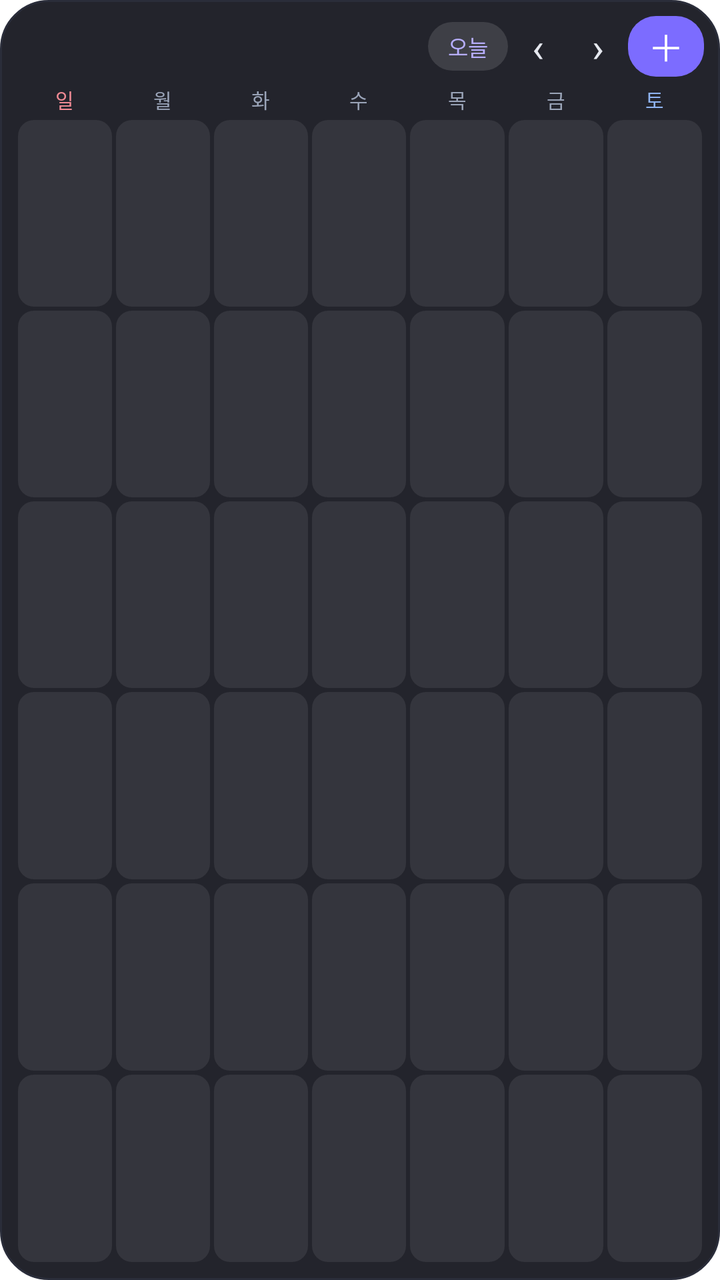
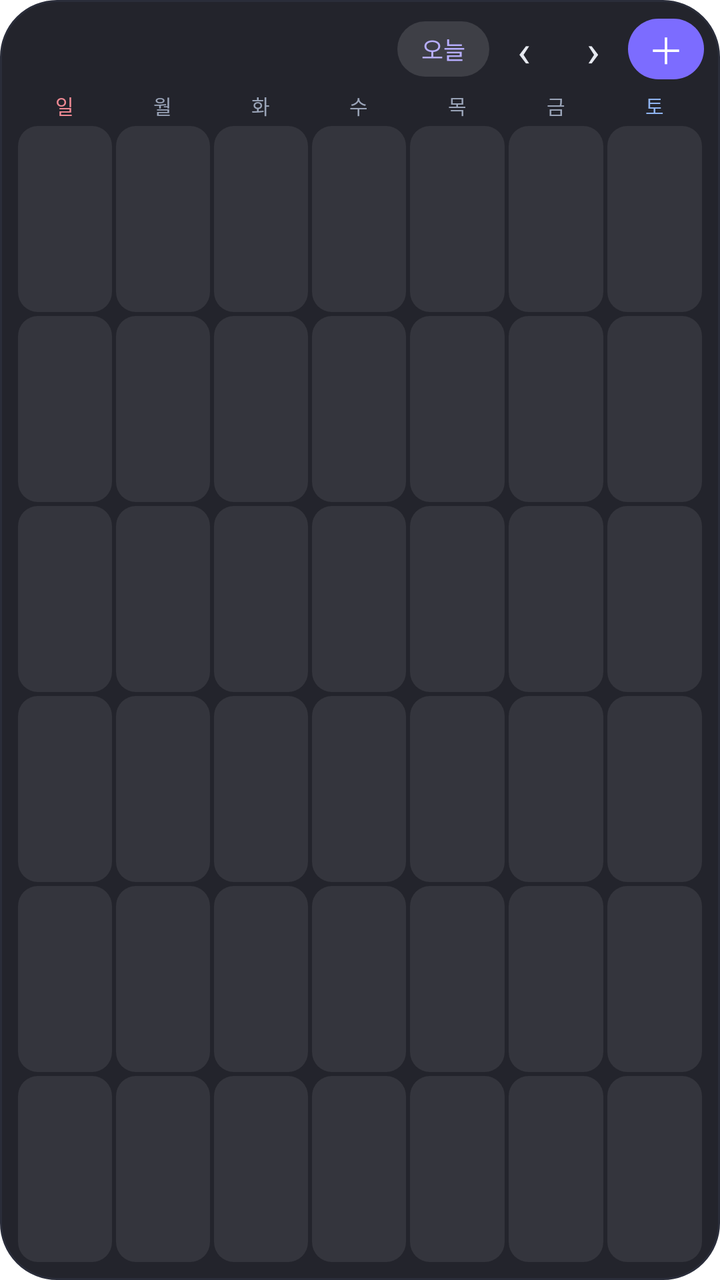

Before-and-after screenshots of an Android layout around one commit, followed by the original layout XML and the change that was made.
<!-- AndroidManifest.xml: fallback theme Theme.MaterialComponents.DayNight.NoActionBar -->
<!-- res/layout/month_widget.xml -->
<?xml version="1.0" encoding="utf-8"?>
<LinearLayout xmlns:android="http://schemas.android.com/apk/res/android"
    android:id="@+id/m_root"
    android:layout_width="match_parent"
    android:layout_height="match_parent"
    android:orientation="vertical"
    android:padding="8dp"
    android:background="@drawable/widget_bg">

    <LinearLayout android:layout_width="match_parent" android:layout_height="wrap_content" android:orientation="horizontal" android:gravity="center_vertical" android:paddingBottom="4dp">
        <TextView android:id="@+id/m_title" android:layout_width="0dp" android:layout_height="wrap_content" android:layout_weight="1" android:paddingLeft="6dp" android:textColor="#FFF1F3F8" android:textSize="16sp" android:textStyle="bold" />
        <TextView android:id="@+id/m_today" android:layout_width="wrap_content" android:layout_height="wrap_content" android:text="오늘" android:textSize="11sp" android:textColor="#FFB7AEFF" android:paddingLeft="10dp" android:paddingRight="10dp" android:paddingTop="4dp" android:paddingBottom="4dp" android:background="@drawable/w_btn" />
        <TextView android:id="@+id/m_prev" android:layout_width="wrap_content" android:layout_height="wrap_content" android:text="‹" android:textSize="20sp" android:textColor="#FFE6E9F0" android:paddingLeft="12dp" android:paddingRight="12dp" />
        <TextView android:id="@+id/m_next" android:layout_width="wrap_content" android:layout_height="wrap_content" android:text="›" android:textSize="20sp" android:textColor="#FFE6E9F0" android:paddingLeft="12dp" android:paddingRight="12dp" />
        <TextView android:id="@+id/m_add" android:layout_width="wrap_content" android:layout_height="wrap_content" android:text="＋" android:textSize="18sp" android:textColor="#FFFFFFFF" android:paddingLeft="10dp" android:paddingRight="10dp" android:paddingTop="2dp" android:paddingBottom="2dp" android:background="@drawable/w_btn_accent" />
    </LinearLayout>

    <LinearLayout android:layout_width="match_parent" android:layout_height="wrap_content" android:orientation="horizontal" android:paddingBottom="2dp">
            <TextView android:layout_width="0dp" android:layout_height="wrap_content" android:layout_weight="1" android:gravity="center" android:text="일" android:textSize="10sp" android:textColor="#FFF08A94" />
            <TextView android:layout_width="0dp" android:layout_height="wrap_content" android:layout_weight="1" android:gravity="center" android:text="월" android:textSize="10sp" android:textColor="#FF9AA4B8" />
            <TextView android:layout_width="0dp" android:layout_height="wrap_content" android:layout_weight="1" android:gravity="center" android:text="화" android:textSize="10sp" android:textColor="#FF9AA4B8" />
            <TextView android:layout_width="0dp" android:layout_height="wrap_content" android:layout_weight="1" android:gravity="center" android:text="수" android:textSize="10sp" android:textColor="#FF9AA4B8" />
            <TextView android:layout_width="0dp" android:layout_height="wrap_content" android:layout_weight="1" android:gravity="center" android:text="목" android:textSize="10sp" android:textColor="#FF9AA4B8" />
            <TextView android:layout_width="0dp" android:layout_height="wrap_content" android:layout_weight="1" android:gravity="center" android:text="금" android:textSize="10sp" android:textColor="#FF9AA4B8" />
            <TextView android:layout_width="0dp" android:layout_height="wrap_content" android:layout_weight="1" android:gravity="center" android:text="토" android:textSize="10sp" android:textColor="#FF8FB4F2" />
    </LinearLayout>

        <LinearLayout android:layout_width="match_parent" android:layout_height="0dp" android:layout_weight="1" android:orientation="horizontal">
            <TextView android:id="@+id/c0" android:layout_width="0dp" android:layout_height="match_parent" android:layout_weight="1" android:layout_margin="1dp" android:padding="3dp" android:maxLines="4" android:ellipsize="end" android:textSize="9sp" android:textColor="#FFE6E9F0" android:background="@drawable/w_cell" />
            <TextView android:id="@+id/c1" android:layout_width="0dp" android:layout_height="match_parent" android:layout_weight="1" android:layout_margin="1dp" android:padding="3dp" android:maxLines="4" android:ellipsize="end" android:textSize="9sp" android:textColor="#FFE6E9F0" android:background="@drawable/w_cell" />
            <TextView android:id="@+id/c2" android:layout_width="0dp" android:layout_height="match_parent" android:layout_weight="1" android:layout_margin="1dp" android:padding="3dp" android:maxLines="4" android:ellipsize="end" android:textSize="9sp" android:textColor="#FFE6E9F0" android:background="@drawable/w_cell" />
            <TextView android:id="@+id/c3" android:layout_width="0dp" android:layout_height="match_parent" android:layout_weight="1" android:layout_margin="1dp" android:padding="3dp" android:maxLines="4" android:ellipsize="end" android:textSize="9sp" android:textColor="#FFE6E9F0" android:background="@drawable/w_cell" />
            <TextView android:id="@+id/c4" android:layout_width="0dp" android:layout_height="match_parent" android:layout_weight="1" android:layout_margin="1dp" android:padding="3dp" android:maxLines="4" android:ellipsize="end" android:textSize="9sp" android:textColor="#FFE6E9F0" android:background="@drawable/w_cell" />
            <TextView android:id="@+id/c5" android:layout_width="0dp" android:layout_height="match_parent" android:layout_weight="1" android:layout_margin="1dp" android:padding="3dp" android:maxLines="4" android:ellipsize="end" android:textSize="9sp" android:textColor="#FFE6E9F0" android:background="@drawable/w_cell" />
            <TextView android:id="@+id/c6" android:layout_width="0dp" android:layout_height="match_parent" android:layout_weight="1" android:layout_margin="1dp" android:padding="3dp" android:maxLines="4" android:ellipsize="end" android:textSize="9sp" android:textColor="#FFE6E9F0" android:background="@drawable/w_cell" />
        </LinearLayout>
        <LinearLayout android:layout_width="match_parent" android:layout_height="0dp" android:layout_weight="1" android:orientation="horizontal">
            <TextView android:id="@+id/c7" android:layout_width="0dp" android:layout_height="match_parent" android:layout_weight="1" android:layout_margin="1dp" android:padding="3dp" android:maxLines="4" android:ellipsize="end" android:textSize="9sp" android:textColor="#FFE6E9F0" android:background="@drawable/w_cell" />
            <TextView android:id="@+id/c8" android:layout_width="0dp" android:layout_height="match_parent" android:layout_weight="1" android:layout_margin="1dp" android:padding="3dp" android:maxLines="4" android:ellipsize="end" android:textSize="9sp" android:textColor="#FFE6E9F0" android:background="@drawable/w_cell" />
            <TextView android:id="@+id/c9" android:layout_width="0dp" android:layout_height="match_parent" android:layout_weight="1" android:layout_margin="1dp" android:padding="3dp" android:maxLines="4" android:ellipsize="end" android:textSize="9sp" android:textColor="#FFE6E9F0" android:background="@drawable/w_cell" />
            <TextView android:id="@+id/c10" android:layout_width="0dp" android:layout_height="match_parent" android:layout_weight="1" android:layout_margin="1dp" android:padding="3dp" android:maxLines="4" android:ellipsize="end" android:textSize="9sp" android:textColor="#FFE6E9F0" android:background="@drawable/w_cell" />
            <TextView android:id="@+id/c11" android:layout_width="0dp" android:layout_height="match_parent" android:layout_weight="1" android:layout_margin="1dp" android:padding="3dp" android:maxLines="4" android:ellipsize="end" android:textSize="9sp" android:textColor="#FFE6E9F0" android:background="@drawable/w_cell" />
            <TextView android:id="@+id/c12" android:layout_width="0dp" android:layout_height="match_parent" android:layout_weight="1" android:layout_margin="1dp" android:padding="3dp" android:maxLines="4" android:ellipsize="end" android:textSize="9sp" android:textColor="#FFE6E9F0" android:background="@drawable/w_cell" />
            <TextView android:id="@+id/c13" android:layout_width="0dp" android:layout_height="match_parent" android:layout_weight="1" android:layout_margin="1dp" android:padding="3dp" android:maxLines="4" android:ellipsize="end" android:textSize="9sp" android:textColor="#FFE6E9F0" android:background="@drawable/w_cell" />
        </LinearLayout>
        <LinearLayout android:layout_width="match_parent" android:layout_height="0dp" android:layout_weight="1" android:orientation="horizontal">
            <TextView android:id="@+id/c14" android:layout_width="0dp" android:layout_height="match_parent" android:layout_weight="1" android:layout_margin="1dp" android:padding="3dp" android:maxLines="4" android:ellipsize="end" android:textSize="9sp" android:textColor="#FFE6E9F0" android:background="@drawable/w_cell" />
            <TextView android:id="@+id/c15" android:layout_width="0dp" android:layout_height="match_parent" android:layout_weight="1" android:layout_margin="1dp" android:padding="3dp" android:maxLines="4" android:ellipsize="end" android:textSize="9sp" android:textColor="#FFE6E9F0" android:background="@drawable/w_cell" />
            <TextView android:id="@+id/c16" android:layout_width="0dp" android:layout_height="match_parent" android:layout_weight="1" android:layout_margin="1dp" android:padding="3dp" android:maxLines="4" android:ellipsize="end" android:textSize="9sp" android:textColor="#FFE6E9F0" android:background="@drawable/w_cell" />
            <TextView android:id="@+id/c17" android:layout_width="0dp" android:layout_height="match_parent" android:layout_weight="1" android:layout_margin="1dp" android:padding="3dp" android:maxLines="4" android:ellipsize="end" android:textSize="9sp" android:textColor="#FFE6E9F0" android:background="@drawable/w_cell" />
            <TextView android:id="@+id/c18" android:layout_width="0dp" android:layout_height="match_parent" android:layout_weight="1" android:layout_margin="1dp" android:padding="3dp" android:maxLines="4" android:ellipsize="end" android:textSize="9sp" android:textColor="#FFE6E9F0" android:background="@drawable/w_cell" />
            <TextView android:id="@+id/c19" android:layout_width="0dp" android:layout_height="match_parent" android:layout_weight="1" android:layout_margin="1dp" android:padding="3dp" android:maxLines="4" android:ellipsize="end" android:textSize="9sp" android:textColor="#FFE6E9F0" android:background="@drawable/w_cell" />
            <TextView android:id="@+id/c20" android:layout_width="0dp" android:layout_height="match_parent" android:layout_weight="1" android:layout_margin="1dp" android:padding="3dp" android:maxLines="4" android:ellipsize="end" android:textSize="9sp" android:textColor="#FFE6E9F0" android:background="@drawable/w_cell" />
        </LinearLayout>
        <LinearLayout android:layout_width="match_parent" android:layout_height="0dp" android:layout_weight="1" android:orientation="horizontal">
            <TextView android:id="@+id/c21" android:layout_width="0dp" android:layout_height="match_parent" android:layout_weight="1" android:layout_margin="1dp" android:padding="3dp" android:maxLines="4" android:ellipsize="end" android:textSize="9sp" android:textColor="#FFE6E9F0" android:background="@drawable/w_cell" />
            <TextView android:id="@+id/c22" android:layout_width="0dp" android:layout_height="match_parent" android:layout_weight="1" android:layout_margin="1dp" android:padding="3dp" android:maxLines="4" android:ellipsize="end" android:textSize="9sp" android:textColor="#FFE6E9F0" android:background="@drawable/w_cell" />
            <TextView android:id="@+id/c23" android:layout_width="0dp" android:layout_height="match_parent" android:layout_weight="1" android:layout_margin="1dp" android:padding="3dp" android:maxLines="4" android:ellipsize="end" android:textSize="9sp" android:textColor="#FFE6E9F0" android:background="@drawable/w_cell" />
            <TextView android:id="@+id/c24" android:layout_width="0dp" android:layout_height="match_parent" android:layout_weight="1" android:layout_margin="1dp" android:padding="3dp" android:maxLines="4" android:ellipsize="end" android:textSize="9sp" android:textColor="#FFE6E9F0" android:background="@drawable/w_cell" />
            <TextView android:id="@+id/c25" android:layout_width="0dp" android:layout_height="match_parent" android:layout_weight="1" android:layout_margin="1dp" android:padding="3dp" android:maxLines="4" android:ellipsize="end" android:textSize="9sp" android:textColor="#FFE6E9F0" android:background="@drawable/w_cell" />
            <TextView android:id="@+id/c26" android:layout_width="0dp" android:layout_height="match_parent" android:layout_weight="1" android:layout_margin="1dp" android:padding="3dp" android:maxLines="4" android:ellipsize="end" android:textSize="9sp" android:textColor="#FFE6E9F0" android:background="@drawable/w_cell" />
            <TextView android:id="@+id/c27" android:layout_width="0dp" android:layout_height="match_parent" android:layout_weight="1" android:layout_margin="1dp" android:padding="3dp" android:maxLines="4" android:ellipsize="end" android:textSize="9sp" android:textColor="#FFE6E9F0" android:background="@drawable/w_cell" />
        </LinearLayout>
        <LinearLayout android:layout_width="match_parent" android:layout_height="0dp" android:layout_weight="1" android:orientation="horizontal">
            <TextView android:id="@+id/c28" android:layout_width="0dp" android:layout_height="match_parent" android:layout_weight="1" android:layout_margin="1dp" android:padding="3dp" android:maxLines="4" android:ellipsize="end" android:textSize="9sp" android:textColor="#FFE6E9F0" android:background="@drawable/w_cell" />
            <TextView android:id="@+id/c29" android:layout_width="0dp" android:layout_height="match_parent" android:layout_weight="1" android:layout_margin="1dp" android:padding="3dp" android:maxLines="4" android:ellipsize="end" android:textSize="9sp" android:textColor="#FFE6E9F0" android:background="@drawable/w_cell" />
            <TextView android:id="@+id/c30" android:layout_width="0dp" android:layout_height="match_parent" android:layout_weight="1" android:layout_margin="1dp" android:padding="3dp" android:maxLines="4" android:ellipsize="end" android:textSize="9sp" android:textColor="#FFE6E9F0" android:background="@drawable/w_cell" />
            <TextView android:id="@+id/c31" android:layout_width="0dp" android:layout_height="match_parent" android:layout_weight="1" android:layout_margin="1dp" android:padding="3dp" android:maxLines="4" android:ellipsize="end" android:textSize="9sp" android:textColor="#FFE6E9F0" android:background="@drawable/w_cell" />
            <TextView android:id="@+id/c32" android:layout_width="0dp" android:layout_height="match_parent" android:layout_weight="1" android:layout_margin="1dp" android:padding="3dp" android:maxLines="4" android:ellipsize="end" android:textSize="9sp" android:textColor="#FFE6E9F0" android:background="@drawable/w_cell" />
            <TextView android:id="@+id/c33" android:layout_width="0dp" android:layout_height="match_parent" android:layout_weight="1" android:layout_margin="1dp" android:padding="3dp" android:maxLines="4" android:ellipsize="end" android:textSize="9sp" android:textColor="#FFE6E9F0" android:background="@drawable/w_cell" />
            <TextView android:id="@+id/c34" android:layout_width="0dp" android:layout_height="match_parent" android:layout_weight="1" android:layout_margin="1dp" android:padding="3dp" android:maxLines="4" android:ellipsize="end" android:textSize="9sp" android:textColor="#FFE6E9F0" android:background="@drawable/w_cell" />
        </LinearLayout>
        <LinearLayout android:layout_width="match_parent" android:layout_height="0dp" android:layout_weight="1" android:orientation="horizontal">
            <TextView android:id="@+id/c35" android:layout_width="0dp" android:layout_height="match_parent" android:layout_weight="1" android:layout_margin="1dp" android:padding="3dp" android:maxLines="4" android:ellipsize="end" android:textSize="9sp" android:textColor="#FFE6E9F0" android:background="@drawable/w_cell" />
            <TextView android:id="@+id/c36" android:layout_width="0dp" android:layout_height="match_parent" android:layout_weight="1" android:layout_margin="1dp" android:padding="3dp" android:maxLines="4" android:ellipsize="end" android:textSize="9sp" android:textColor="#FFE6E9F0" android:background="@drawable/w_cell" />
            <TextView android:id="@+id/c37" android:layout_width="0dp" android:layout_height="match_parent" android:layout_weight="1" android:layout_margin="1dp" android:padding="3dp" android:maxLines="4" android:ellipsize="end" android:textSize="9sp" android:textColor="#FFE6E9F0" android:background="@drawable/w_cell" />
            <TextView android:id="@+id/c38" android:layout_width="0dp" android:layout_height="match_parent" android:layout_weight="1" android:layout_margin="1dp" android:padding="3dp" android:maxLines="4" android:ellipsize="end" android:textSize="9sp" android:textColor="#FFE6E9F0" android:background="@drawable/w_cell" />
            <TextView android:id="@+id/c39" android:layout_width="0dp" android:layout_height="match_parent" android:layout_weight="1" android:layout_margin="1dp" android:padding="3dp" android:maxLines="4" android:ellipsize="end" android:textSize="9sp" android:textColor="#FFE6E9F0" android:background="@drawable/w_cell" />
            <TextView android:id="@+id/c40" android:layout_width="0dp" android:layout_height="match_parent" android:layout_weight="1" android:layout_margin="1dp" android:padding="3dp" android:maxLines="4" android:ellipsize="end" android:textSize="9sp" android:textColor="#FFE6E9F0" android:background="@drawable/w_cell" />
            <TextView android:id="@+id/c41" android:layout_width="0dp" android:layout_height="match_parent" android:layout_weight="1" android:layout_margin="1dp" android:padding="3dp" android:maxLines="4" android:ellipsize="end" android:textSize="9sp" android:textColor="#FFE6E9F0" android:background="@drawable/w_cell" />
        </LinearLayout>
</LinearLayout>
<!-- resources referenced by this layout -->
<resources>
  <!-- drawable w_btn (drawable) -->
  <?xml version="1.0" encoding="utf-8"?>
  <shape xmlns:android="http://schemas.android.com/apk/res/android" android:shape="rectangle">
    <solid android:color="#1FFFFFFF" />
    <corners android:radius="14dp" />
  </shape>
  <!-- drawable w_btn_accent (drawable) -->
  <?xml version="1.0" encoding="utf-8"?>
  <shape xmlns:android="http://schemas.android.com/apk/res/android" android:shape="rectangle">
    <solid android:color="#FF7C6CFF" />
    <corners android:radius="14dp" />
  </shape>
  <!-- drawable w_cell (drawable) -->
  <?xml version="1.0" encoding="utf-8"?>
  <shape xmlns:android="http://schemas.android.com/apk/res/android" android:shape="rectangle">
    <solid android:color="#14FFFFFF" />
    <corners android:radius="8dp" />
  </shape>
  <!-- drawable widget_bg (drawable) -->
  <?xml version="1.0" encoding="utf-8"?>
  <shape xmlns:android="http://schemas.android.com/apk/res/android" android:shape="rectangle">
      <solid android:color="#F016171F" />
      <corners android:radius="24dp" />
      <stroke android:width="1dp" android:color="#FF2A2D3A" />
  </shape>
</resources>

<!-- the commit's change to res/layout/month_widget.xml (unified diff, before → after) -->
@@ -9,9 +9,9 @@
 
     <LinearLayout android:layout_width="match_parent" android:layout_height="wrap_content" android:orientation="horizontal" android:gravity="center_vertical" android:paddingBottom="4dp">
         <TextView android:id="@+id/m_title" android:layout_width="0dp" android:layout_height="wrap_content" android:layout_weight="1" android:paddingLeft="6dp" android:textColor="#FFF1F3F8" android:textSize="16sp" android:textStyle="bold" />
-        <TextView android:id="@+id/m_today" android:layout_width="wrap_content" android:layout_height="wrap_content" android:text="오늘" android:textSize="11sp" android:textColor="#FFB7AEFF" android:paddingLeft="10dp" android:paddingRight="10dp" android:paddingTop="4dp" android:paddingBottom="4dp" android:background="@drawable/w_btn" />
-        <TextView android:id="@+id/m_prev" android:layout_width="wrap_content" android:layout_height="wrap_content" android:text="‹" android:textSize="20sp" android:textColor="#FFE6E9F0" android:paddingLeft="12dp" android:paddingRight="12dp" />
-        <TextView android:id="@+id/m_next" android:layout_width="wrap_content" android:layout_height="wrap_content" android:text="›" android:textSize="20sp" android:textColor="#FFE6E9F0" android:paddingLeft="12dp" android:paddingRight="12dp" />
+        <TextView android:id="@+id/m_today" android:layout_width="wrap_content" android:layout_height="wrap_content" android:text="오늘" android:textSize="12sp" android:textColor="#FFB7AEFF" android:paddingLeft="12dp" android:paddingRight="12dp" android:paddingTop="5dp" android:paddingBottom="5dp" android:background="@drawable/w_btn" />
+        <TextView android:id="@+id/m_prev" android:layout_width="wrap_content" android:layout_height="wrap_content" android:text="‹" android:textSize="22sp" android:textColor="#FFE6E9F0" android:paddingLeft="14dp" android:paddingRight="14dp" android:paddingTop="2dp" android:paddingBottom="2dp" android:background="@drawable/w_row" />
+        <TextView android:id="@+id/m_next" android:layout_width="wrap_content" android:layout_height="wrap_content" android:text="›" android:textSize="22sp" android:textColor="#FFE6E9F0" android:paddingLeft="14dp" android:paddingRight="14dp" android:paddingTop="2dp" android:paddingBottom="2dp" android:background="@drawable/w_row" />
         <TextView android:id="@+id/m_add" android:layout_width="wrap_content" android:layout_height="wrap_content" android:text="＋" android:textSize="18sp" android:textColor="#FFFFFFFF" android:paddingLeft="10dp" android:paddingRight="10dp" android:paddingTop="2dp" android:paddingBottom="2dp" android:background="@drawable/w_btn_accent" />
     </LinearLayout>
 
<!-- resource entries referenced after the edit -->
@@ -2,27 +2,73 @@
 <resources>
   <!-- drawable w_btn (drawable) -->
   <?xml version="1.0" encoding="utf-8"?>
-  <shape xmlns:android="http://schemas.android.com/apk/res/android" android:shape="rectangle">
-    <solid android:color="#1FFFFFFF" />
-    <corners android:radius="14dp" />
-  </shape>
+  <selector xmlns:android="http://schemas.android.com/apk/res/android">
+    <item android:state_pressed="true">
+      <shape android:shape="rectangle">
+        <solid android:color="#40FFFFFF" />
+        <corners android:radius="20dp" />
+      </shape>
+    </item>
+    <item>
+      <shape android:shape="rectangle">
+        <solid android:color="#1FFFFFFF" />
+        <corners android:radius="20dp" />
+      </shape>
+    </item>
+  </selector>
   <!-- drawable w_btn_accent (drawable) -->
   <?xml version="1.0" encoding="utf-8"?>
-  <shape xmlns:android="http://schemas.android.com/apk/res/android" android:shape="rectangle">
-    <solid android:color="#FF7C6CFF" />
-    <corners android:radius="14dp" />
-  </shape>
+  <selector xmlns:android="http://schemas.android.com/apk/res/android">
+    <item android:state_pressed="true">
+      <shape android:shape="rectangle">
+        <solid android:color="#FF6454E6" />
+        <corners android:radius="20dp" />
+      </shape>
+    </item>
+    <item>
+      <shape android:shape="rectangle">
+        <solid android:color="#FF7C6CFF" />
+        <corners android:radius="20dp" />
+      </shape>
+    </item>
+  </selector>
   <!-- drawable w_cell (drawable) -->
   <?xml version="1.0" encoding="utf-8"?>
-  <shape xmlns:android="http://schemas.android.com/apk/res/android" android:shape="rectangle">
-    <solid android:color="#14FFFFFF" />
-    <corners android:radius="8dp" />
-  </shape>
+  <selector xmlns:android="http://schemas.android.com/apk/res/android">
+    <item android:state_pressed="true">
+      <shape android:shape="rectangle">
+        <solid android:color="#33FFFFFF" />
+        <corners android:radius="10dp" />
+      </shape>
+    </item>
+    <item>
+      <shape android:shape="rectangle">
+        <solid android:color="#14FFFFFF" />
+        <corners android:radius="10dp" />
+      </shape>
+    </item>
+  </selector>
+  <!-- drawable w_row (drawable) -->
+  <?xml version="1.0" encoding="utf-8"?>
+  <selector xmlns:android="http://schemas.android.com/apk/res/android">
+    <item android:state_pressed="true">
+      <shape android:shape="rectangle">
+        <solid android:color="#26FFFFFF" />
+        <corners android:radius="14dp" />
+      </shape>
+    </item>
+    <item>
+      <shape android:shape="rectangle">
+        <solid android:color="#00FFFFFF" />
+        <corners android:radius="14dp" />
+      </shape>
+    </item>
+  </selector>
   <!-- drawable widget_bg (drawable) -->
   <?xml version="1.0" encoding="utf-8"?>
   <shape xmlns:android="http://schemas.android.com/apk/res/android" android:shape="rectangle">
       <solid android:color="#F016171F" />
-      <corners android:radius="24dp" />
+      <corners android:radius="28dp" />
       <stroke android:width="1dp" android:color="#FF2A2D3A" />
   </shape>
 </resources>
